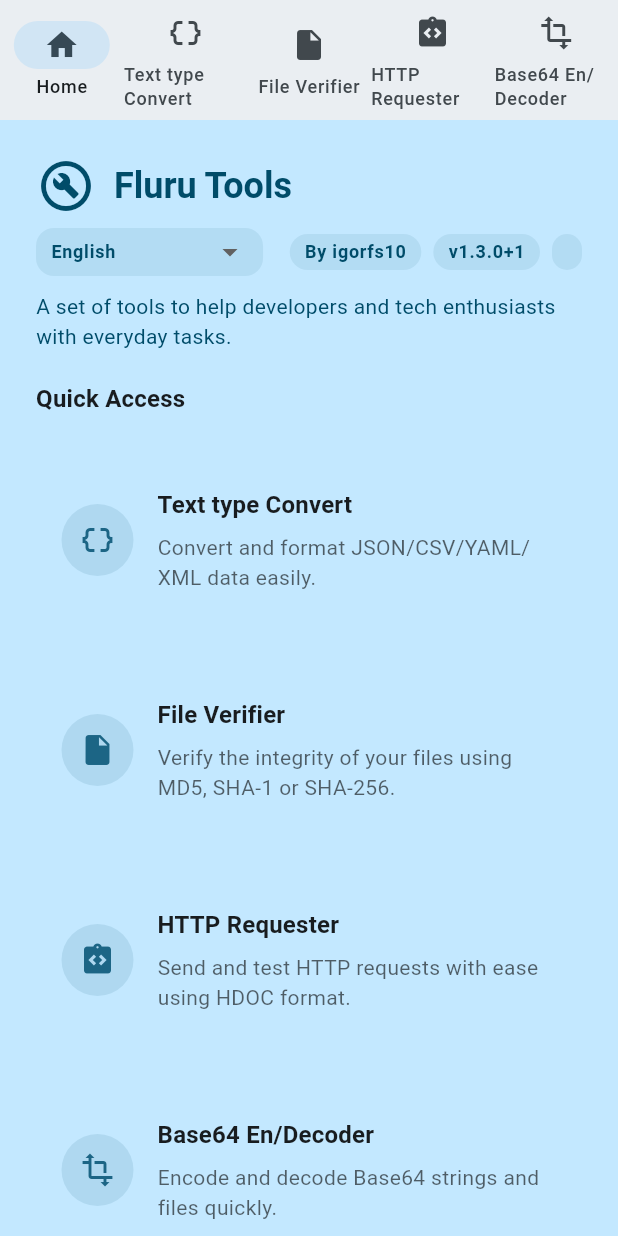
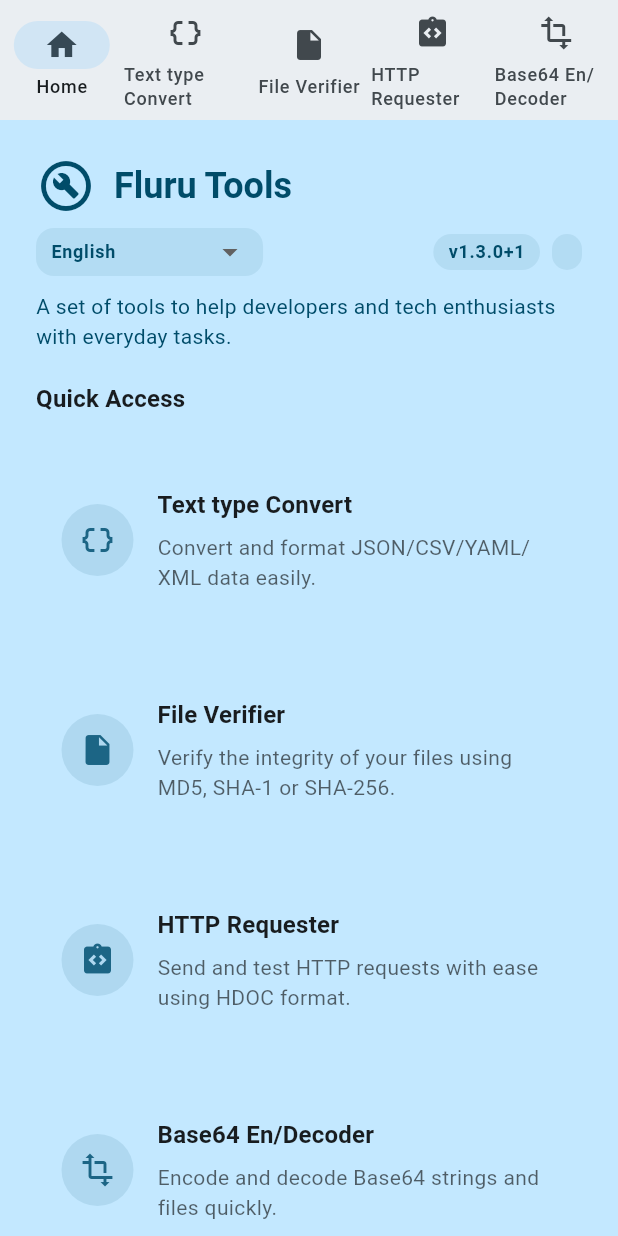
Before and after one commit to igorfs10/fluru_tools, a Flutter app: the screen it shows after launch, on a phone screen of 412 x 824 dp. Run offline on Flutter 3.47's test engine with Material 3 defaults, Android fonts, the phone set to English and light mode, and no system bars; our stand-ins replace csv, file_picker, package_info_plus, web, yaml; network calls fail.

Commit message:
Remove 'by' localization and author pill from UI
Eliminated the 'by' translation key and its usage from all localization files and implementations. Removed the _AuthorPill widget from start_page.dart, simplifying the UI and codebase.

```diff
--- a/lib/l10n/app_localizations.dart
+++ b/lib/l10n/app_localizations.dart
@@ -189,12 +189,6 @@ abstract class AppLocalizations {
   /// **'Explore the source code of Fluru Tools on GitHub.'**
   String get sourceCodeDescription;
 
-  /// No description provided for @by.
-  ///
-  /// In en, this message translates to:
-  /// **'By {author}'**
-  String by(Object author);
-
   /// No description provided for @developedBy.
   ///
   /// In en, this message translates to:
--- a/lib/l10n/app_localizations_en.dart
+++ b/lib/l10n/app_localizations_en.dart
@@ -60,11 +60,6 @@ class AppLocalizationsEn extends AppLocalizations {
       'Explore the source code of Fluru Tools on GitHub.';
 
   @override
-  String by(Object author) {
-    return 'By $author';
-  }
-
-  @override
   String developedBy(Object author) {
     return 'Developed by $author';
   }
--- a/lib/pages/start_page.dart
+++ b/lib/pages/start_page.dart
@@ -77,7 +77,6 @@ class StartPage extends StatelessWidget {
                             _LocaleSelector(),
                             SizedBox(width: 8),
                             Spacer(),
-                            _AuthorPill(scheme: color),
                             _CurrentVersionPill(scheme: color),
                             _LatestVersionPill(scheme: color),
                           ],
@@ -369,32 +368,6 @@ Future<void> _openExternal(String url) async {
   await launchUrl(uri, mode: LaunchMode.externalApplication);
 }
 
-class _AuthorPill extends StatelessWidget {
-  final ColorScheme scheme;
-  const _AuthorPill({required this.scheme});
-  @override
-  Widget build(BuildContext context) {
-    return Container(
-      margin: EdgeInsets.only(right: 8),
-      padding: EdgeInsets.symmetric(horizontal: 10, vertical: 4),
-      decoration: BoxDecoration(
-        color: scheme.onPrimaryContainer.withValues(alpha: .08),
-        borderRadius: BorderRadius.circular(12),
-      ),
-      child: Text(
-        Localizations.of<AppLocalizations>(
-          context,
-          AppLocalizations,
-        )!.by('igorfs10'),
-        style: Theme.of(context).textTheme.labelMedium?.copyWith(
-          color: scheme.onPrimaryContainer,
-          fontWeight: FontWeight.w600,
-        ),
-      ),
-    );
-  }
-}
-
 class _CurrentVersionPill extends StatelessWidget {
   final ColorScheme scheme;
   const _CurrentVersionPill({required this.scheme});
```
Also changed, not shown: lib/l10n/app_en.arb (+0 -7 lines), lib/l10n/app_localizations_pt.dart (+0 -10 lines), lib/l10n/app_pt.arb (+0 -7 lines), lib/l10n/app_pt_BR.arb (+0 -7 lines).
